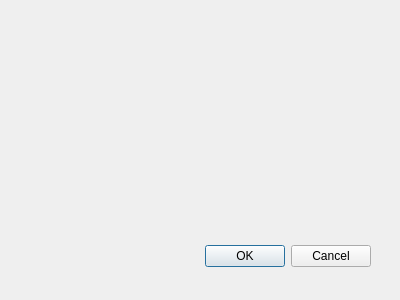
Qt form src/showDialog.ui (hexagonal-sun/qdio) before a commit.
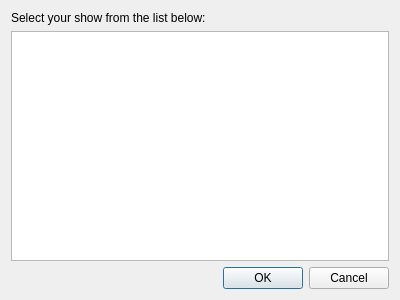
The same form after that commit.

Commit message:
showDialog: implement
Add an implementation of the show dialog that allows the user to pick
from their current shows.

```diff
--- a/src/showDialog.ui
+++ b/src/showDialog.ui
@@ -15,15 +15,19 @@
   <property name="windowTitle">
    <string>Dialog</string>
   </property>
+  <layout class="QVBoxLayout" name="verticalLayout">
+   <item>
+    <widget class="QLabel" name="showListLabel">
+     <property name="text">
+      <string>Select your show from the list below:</string>
+     </property>
+    </widget>
+   </item>
+   <item>
+    <widget class="QListWidget" name="showList"/>
+   </item>
+   <item>
   <widget class="QDialogButtonBox" name="buttonBox">
-   <property name="geometry">
-    <rect>
-     <x>30</x>
-     <y>240</y>
-     <width>341</width>
-     <height>32</height>
-    </rect>
-   </property>
    <property name="orientation">
     <enum>Qt::Horizontal</enum>
    </property>
@@ -31,6 +35,8 @@
     <set>QDialogButtonBox::Cancel|QDialogButtonBox::Ok</set>
    </property>
   </widget>
+   </item>
+  </layout>
  </widget>
  <pixmapfunction/>
  <resources/>
```
Left out of the diff: 40 changed lines with no effect on the pictures. Lines whose indentation alone changed are shown as unchanged. The commit also changes 2 other files.
